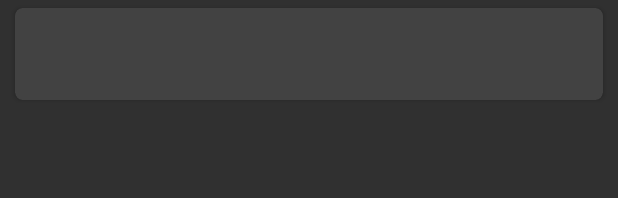
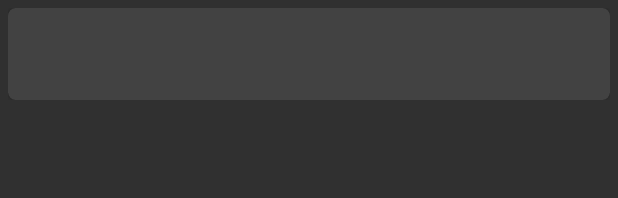
Before and after one commit to luk1337/SauceNAO, an Android app: the layout card_result.xml on its own in the app's theme, with its tools: preview values and no code run, on a phone screen of 412 x 824 dp. Shown: the top 198 px of the screen. Run offline under Robolectric (Android 15) with nearby library versions, the light colour scheme and no system bars.

Commit message:
Set 5dp top and bottom padding for results RecyclerView

```diff
--- a/app/src/main/res/layout/activity_results.xml
+++ b/app/src/main/res/layout/activity_results.xml
@@ -21,6 +21,8 @@
         android:id="@+id/results"
         android:scrollbars="vertical"
         android:layout_width="match_parent"
-        android:layout_height="match_parent" />
+        android:layout_height="match_parent"
+        android:padding="5dp"
+        android:clipToPadding="false" />
 
 </android.support.constraint.ConstraintLayout>
--- a/app/src/main/res/layout/card_result.xml
+++ b/app/src/main/res/layout/card_result.xml
@@ -3,18 +3,13 @@
     xmlns:card_view="http://schemas.android.com/apk/res-auto"
     android:orientation="vertical"
     android:layout_width="match_parent"
-    android:layout_height="wrap_content">
+    android:layout_height="wrap_content"
+    android:padding="5dp">
 
     <android.support.v7.widget.CardView
         android:id="@+id/card_result"
         android:layout_width="fill_parent"
         android:layout_height="match_parent"
-        android:layout_marginTop="5dp"
-        android:layout_marginBottom="5dp"
-        android:layout_marginLeft="10dp"
-        android:layout_marginStart="10dp"
-        android:layout_marginRight="10dp"
-        android:layout_marginEnd="10dp"
         android:foreground="?android:attr/selectableItemBackground"
         android:clickable="true"
         android:focusable="true"
```
